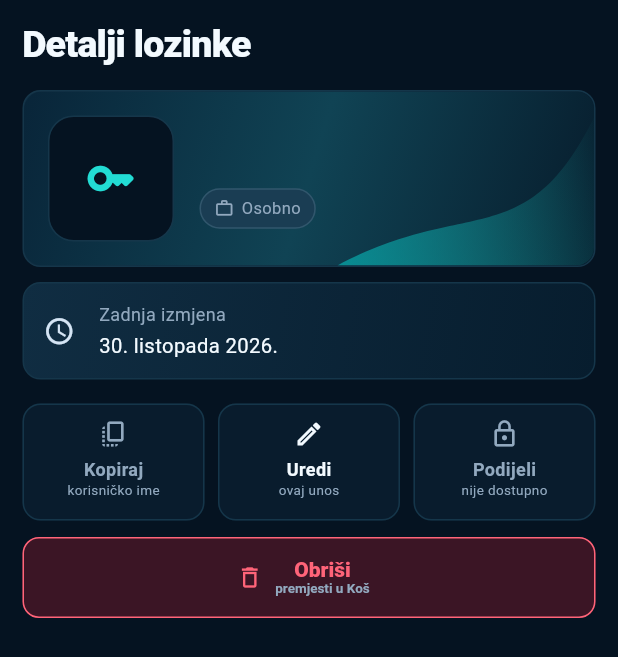
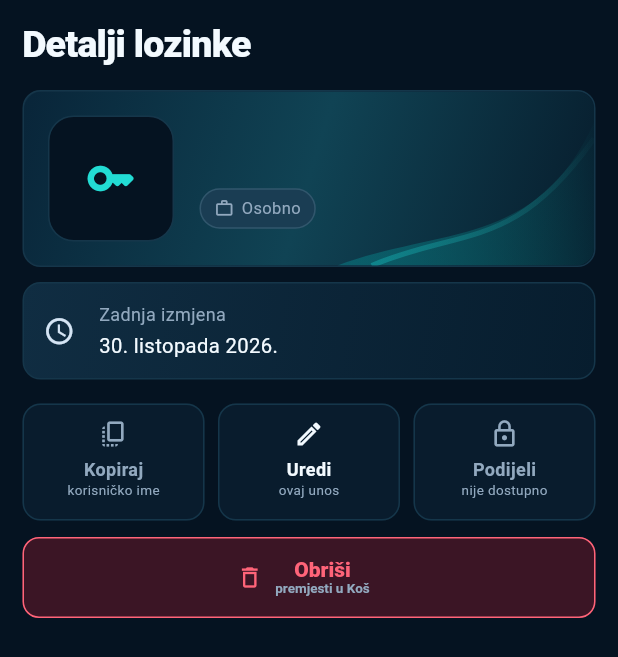
Before and after one commit to bren-wp/Password-Manager, a Flutter app: the MobilePasswordDetails widget shown alone on an empty page, opened directly with empty values, on a phone screen of 412 x 824 dp. Shown: the top 657 px of the screen. Run offline on Flutter 3.47's test engine with Material 3 defaults, Android fonts, the phone set to English and light mode, and no system bars; our stand-ins replace file_picker; missing offline and left inert: cryptography, window_manager.

Commit message:
ui(android): refine local cat service emblem and layered teal hero wave for details reference

```diff
--- a/lib/ui/mobile_password_details.dart
+++ b/lib/ui/mobile_password_details.dart
@@ -116,9 +116,9 @@ class _MobilePasswordDetailsState extends State<MobilePasswordDetails> {
                   color: VColors.background,
                 ),
                 child: Center(child: item.title.toLowerCase().contains('github')
-                    ? const Text('GH', style: TextStyle(
-                        fontSize: 29, fontWeight: FontWeight.w900,
-                        color: VColors.text, letterSpacing: -3))
+                    ? const SizedBox(
+                        width: 67, height: 67,
+                        child: CustomPaint(painter: _CatMarkPainter()))
                     : _icon(Icons.key_rounded,
                         color: VColors.accent, size: 34)),
               ),
@@ -349,21 +349,84 @@ class _AccountWavePainter extends CustomPainter {
         colors: [Color(0xFF092539), Color(0xFF104354),
           Color(0xFF071C2C)],
       ).createShader(bounds));
-    final path = Path()
+    final underWave = Path()
       ..moveTo(size.width * .55, size.height)
-      ..cubicTo(size.width * .78, size.height * .60,
-        size.width * .88, size.height * .94,
-        size.width, size.height * .15)
+      ..cubicTo(size.width * .73, size.height * .78,
+        size.width * .90, size.height * .90,
+        size.width, size.height * .18)
       ..lineTo(size.width, size.height)
       ..close();
-    canvas.drawPath(path, Paint()
+    canvas.drawPath(underWave, Paint()
       ..shader = const LinearGradient(
         begin: Alignment.bottomLeft, end: Alignment.topRight,
-        colors: [Color(0x0006E5DC), Color(0xAA05B5B6),
-          Color(0x0022DCD4)],
+        colors: [Color(0x0002BEB7), Color(0x8A087D85),
+          Color(0x0007AFA7)],
+      ).createShader(bounds));
+    final lightRibbon = Path()
+      ..moveTo(size.width * .61, size.height)
+      ..cubicTo(size.width * .77, size.height * .78,
+        size.width * .86, size.height * .92,
+        size.width, size.height * .27);
+    canvas.drawPath(lightRibbon, Paint()
+      ..style = PaintingStyle.stroke
+      ..strokeWidth = 3.4
+      ..shader = const LinearGradient(
+        begin: Alignment.bottomLeft, end: Alignment.topRight,
+        colors: [Color(0x0008D7D3), Color(0x6613C9C9),
+          Color(0x0031F0E7)],
       ).createShader(bounds));
   }
 
   @override
   bool shouldRepaint(covariant CustomPainter oldDelegate) => false;
 }
+
+/// A compact vector cat mark composed exclusively from local paths. The
+/// identity tile never loads a third-party favicon or contacts any host.
+class _CatMarkPainter extends CustomPainter {
+  const _CatMarkPainter();
+
+  @override
+  void paint(Canvas canvas, Size size) {
+    final side = size.shortestSide;
+    canvas.save();
+    canvas.translate(
+      (size.width - side) / 2, (size.height - side) / 2);
+    canvas.scale(side / 100);
+    canvas.drawCircle(const Offset(50, 50), 46,
+      Paint()..color = const Color(0xFFF5F8FA));
+    final cat = Path()
+      ..moveTo(23, 46)
+      ..quadraticBezierTo(19, 34, 27, 26)
+      ..lineTo(30, 14)
+      ..quadraticBezierTo(40, 17, 43, 24)
+      ..quadraticBezierTo(50, 21, 58, 24)
+      ..quadraticBezierTo(64, 17, 76, 14)
+      ..lineTo(76, 30)
+      ..quadraticBezierTo(82, 40, 79, 51)
+      ..quadraticBezierTo(78, 63, 67, 69)
+      ..quadraticBezierTo(63, 73, 63, 80)
+      ..lineTo(62, 92)
+      ..lineTo(37, 92)
+      ..lineTo(36, 79)
+      ..quadraticBezierTo(35, 73, 30, 69)
+      ..quadraticBezierTo(23, 64, 23, 46)
+      ..close();
+    canvas.drawPath(cat, Paint()..color = const Color(0xFF091321));
+    // Curved tail/shoulder detail within the white disk.
+    final tail = Path()
+      ..moveTo(37, 80)
+      ..cubicTo(26, 84, 21, 75, 18, 70)
+      ..cubicTo(15, 65, 11, 66, 13, 70)
+      ..cubicTo(17, 85, 28, 93, 40, 88);
+    canvas.drawPath(tail, Paint()
+      ..color = const Color(0xFF091321)
+      ..strokeWidth = 5
+      ..style = PaintingStyle.stroke
+      ..strokeCap = StrokeCap.round);
+    canvas.restore();
+  }
+
+  @override
+  bool shouldRepaint(covariant CustomPainter oldDelegate) => false;
+}
```
